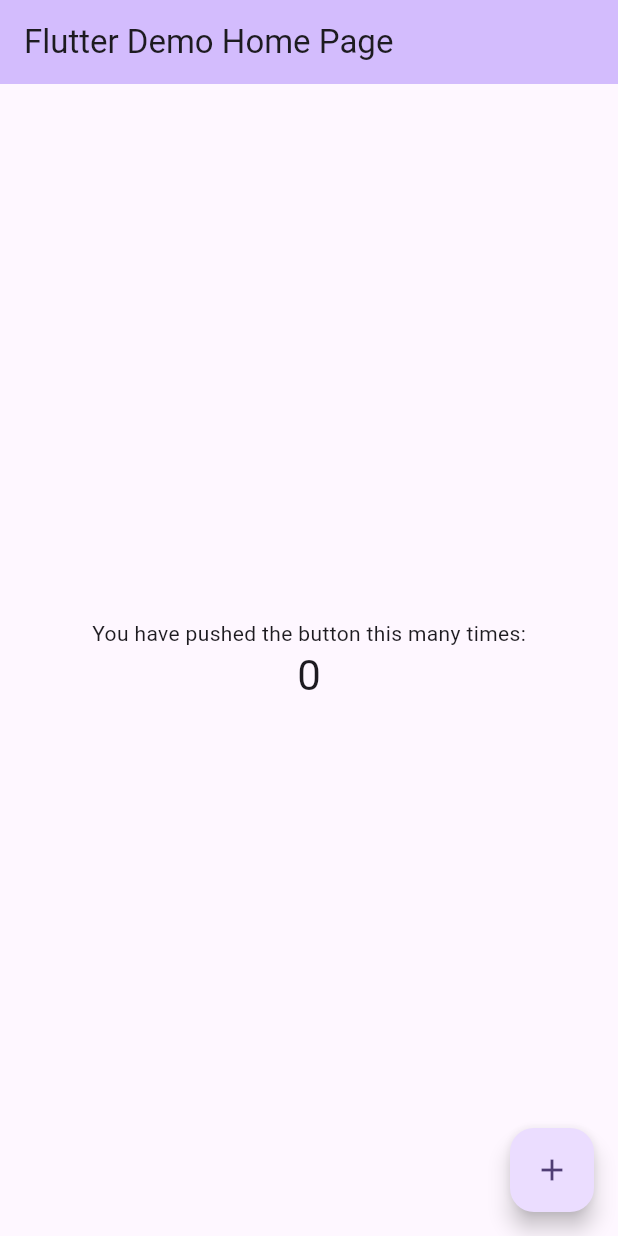
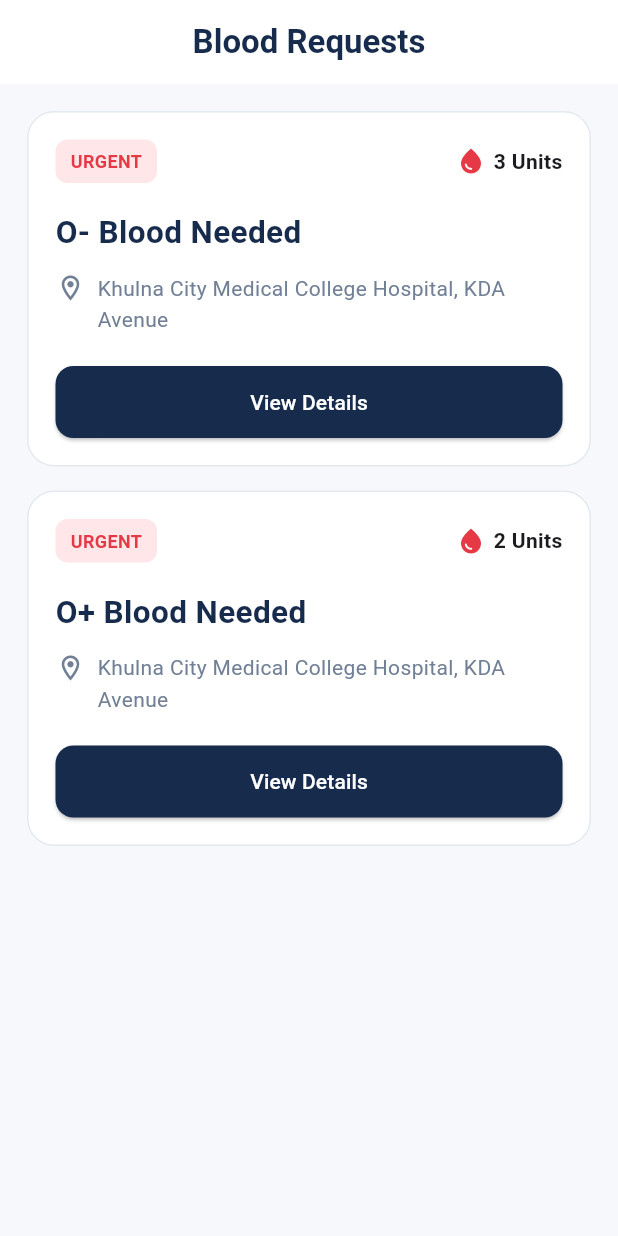
Before and after one commit to arifulislam50/blood-requests-app, a Flutter app: the screen it shows after launch, on a phone screen of 412 x 824 dp. Run offline on Flutter 3.47's test engine with Material 3 defaults, Android fonts, the phone set to English and light mode, and no system bars.

Commit message:
Update Blood Requests UI

```diff
--- a/lib/main.dart
+++ b/lib/main.dart
@@ -1,122 +1,147 @@
 import 'package:flutter/material.dart';
 
 void main() {
-  runApp(const MyApp());
+  runApp(const BloodRequestsApp());
 }
 
-class MyApp extends StatelessWidget {
-  const MyApp({super.key});
+class BloodRequestsApp extends StatelessWidget {
+  const BloodRequestsApp({super.key});
 
-  // This widget is the root of your application.
   @override
   Widget build(BuildContext context) {
     return MaterialApp(
-      title: 'Flutter Demo',
+      debugShowCheckedModeBanner: false,
+      title: 'Blood Requests',
       theme: ThemeData(
-        // This is the theme of your application.
-        //
-        // TRY THIS: Try running your application with "flutter run". You'll see
-        // the application has a purple toolbar. Then, without quitting the app,
-        // try changing the seedColor in the colorScheme below to Colors.green
-        // and then invoke "hot reload" (save your changes or press the "hot
-        // reload" button in a Flutter-supported IDE, or press "r" if you used
-        // the command line to start the app).
-        //
-        // Notice that the counter didn't reset back to zero; the application
-        // state is not lost during the reload. To reset the state, use hot
-        // restart instead.
-        //
-        // This works for code too, not just values: Most code changes can be
-        // tested with just a hot reload.
-        colorScheme: .fromSeed(seedColor: Colors.deepPurple),
+        useMaterial3: true,
+        scaffoldBackgroundColor: const Color(0xFFF6F8FB),
       ),
-      home: const MyHomePage(title: 'Flutter Demo Home Page'),
+      home: const BloodRequestsScreen(),
     );
   }
 }
 
-class MyHomePage extends StatefulWidget {
-  const MyHomePage({super.key, required this.title});
-
-  // This widget is the home page of your application. It is stateful, meaning
-  // that it has a State object (defined below) that contains fields that affect
-  // how it looks.
-
-  // This class is the configuration for the state. It holds the values (in this
-  // case the title) provided by the parent (in this case the App widget) and
-  // used by the build method of the State. Fields in a Widget subclass are
-  // always marked "final".
-
-  final String title;
-
-  @override
-  State<MyHomePage> createState() => _MyHomePageState();
-}
-
-class _MyHomePageState extends State<MyHomePage> {
-  int _counter = 0;
-
-  void _incrementCounter() {
-    setState(() {
-      // This call to setState tells the Flutter framework that something has
-      // changed in this State, which causes it to rerun the build method below
-      // so that the display can reflect the updated values. If we changed
-      // _counter without calling setState(), then the build method would not be
-      // called again, and so nothing would appear to happen.
-      _counter++;
-    });
-  }
+class BloodRequestsScreen extends StatelessWidget {
+  const BloodRequestsScreen({super.key});
 
   @override
   Widget build(BuildContext context) {
-    // This method is rerun every time setState is called, for instance as done
-    // by the _incrementCounter method above.
-    //
-    // The Flutter framework has been optimized to make rerunning build methods
-    // fast, so that you can just rebuild anything that needs updating rather
-    // than having to individually change instances of widgets.
     return Scaffold(
       appBar: AppBar(
-        // TRY THIS: Try changing the color here to a specific color (to
-        // Colors.amber, perhaps?) and trigger a hot reload to see the AppBar
-        // change color while the other colors stay the same.
-        backgroundColor: Theme.of(context).colorScheme.inversePrimary,
-        // Here we take the value from the MyHomePage object that was created by
-        // the App.build method, and use it to set our appbar title.
-        title: Text(widget.title),
-      ),
-      body: Center(
-        // Center is a layout widget. It takes a single child and positions it
-        // in the middle of the parent.
-        child: Column(
-          // Column is also a layout widget. It takes a list of children and
-          // arranges them vertically. By default, it sizes itself to fit its
-          // children horizontally, and tries to be as tall as its parent.
-          //
-          // Column has various properties to control how it sizes itself and
-          // how it positions its children. Here we use mainAxisAlignment to
-          // center the children vertically; the main axis here is the vertical
-          // axis because Columns are vertical (the cross axis would be
-          // horizontal).
-          //
-          // TRY THIS: Invoke "debug painting" (choose the "Toggle Debug Paint"
-          // action in the IDE, or press "p" in the console), to see the
-          // wireframe for each widget.
-          mainAxisAlignment: .center,
-          children: [
-            const Text('You have pushed the button this many times:'),
-            Text(
-              '$_counter',
-              style: Theme.of(context).textTheme.headlineMedium,
-            ),
-          ],
+        backgroundColor: Colors.white,
+        centerTitle: true,
+        title: const Text(
+          'Blood Requests',
+          style: TextStyle(
+            fontWeight: FontWeight.bold,
+            color: Color(0xFF172B4D),
+          ),
         ),
       ),
-      floatingActionButton: FloatingActionButton(
-        onPressed: _incrementCounter,
-        tooltip: 'Increment',
-        child: const Icon(Icons.add),
+      body: ListView(
+        padding: const EdgeInsets.all(18),
+        children: const [
+          BloodRequestCard(group: 'O-', units: 3),
+          SizedBox(height: 16),
+          BloodRequestCard(group: 'O+', units: 2),
+        ],
       ),
     );
   }
 }
+
+class BloodRequestCard extends StatelessWidget {
+  final String group;
+  final int units;
+
+  const BloodRequestCard({super.key, required this.group, required this.units});
+
+  @override
+  Widget build(BuildContext context) {
+    const navy = Color(0xFF172B4D);
+    const red = Color(0xFFE53945);
+    const grey = Color(0xFF718096);
+
+    return Container(
+      padding: const EdgeInsets.all(18),
+      decoration: BoxDecoration(
+        color: Colors.white,
+        borderRadius: BorderRadius.circular(18),
+        border: Border.all(color: const Color(0xFFE4E9F0)),
+      ),
+      child: Column(
+        crossAxisAlignment: CrossAxisAlignment.start,
+        children: [
+          Row(
+            children: [
+              Container(
+                padding: const EdgeInsets.symmetric(
+                  horizontal: 10,
+                  vertical: 6,
+                ),
+                decoration: BoxDecoration(
+                  color: const Color(0xFFFFE6E8),
+                  borderRadius: BorderRadius.circular(8),
+                ),
+                child: const Text(
+                  'URGENT',
+                  style: TextStyle(
+                    color: red,
+                    fontWeight: FontWeight.bold,
+                    fontSize: 12,
+                  ),
+                ),
+              ),
+              const Spacer(),
+              const Icon(Icons.water_drop, color: red, size: 20),
+              const SizedBox(width: 5),
+              Text(
+                '$units Units',
+                style: const TextStyle(fontWeight: FontWeight.bold),
+              ),
+            ],
+          ),
+          const SizedBox(height: 18),
+          Text(
+            '$group Blood Needed',
+            style: const TextStyle(
+              fontSize: 21,
+              fontWeight: FontWeight.bold,
+              color: navy,
+            ),
+          ),
+          const SizedBox(height: 12),
+          const Row(
+            crossAxisAlignment: CrossAxisAlignment.start,
+            children: [
+              Icon(Icons.location_on_outlined, color: grey, size: 20),
+              SizedBox(width: 8),
+              Expanded(
+                child: Text(
+                  'Khulna City Medical College Hospital, KDA Avenue',
+                  style: TextStyle(color: grey, height: 1.5),
+                ),
+              ),
+            ],
+          ),
+          const SizedBox(height: 20),
+          SizedBox(
+            width: double.infinity,
+            height: 48,
+            child: ElevatedButton(
+              onPressed: () {},
+              style: ElevatedButton.styleFrom(
+                backgroundColor: navy,
+                foregroundColor: Colors.white,
+                shape: RoundedRectangleBorder(
+                  borderRadius: BorderRadius.circular(12),
+                ),
+              ),
+              child: const Text('View Details'),
+            ),
+          ),
+        ],
+      ),
+    );
+  }
+}
```
